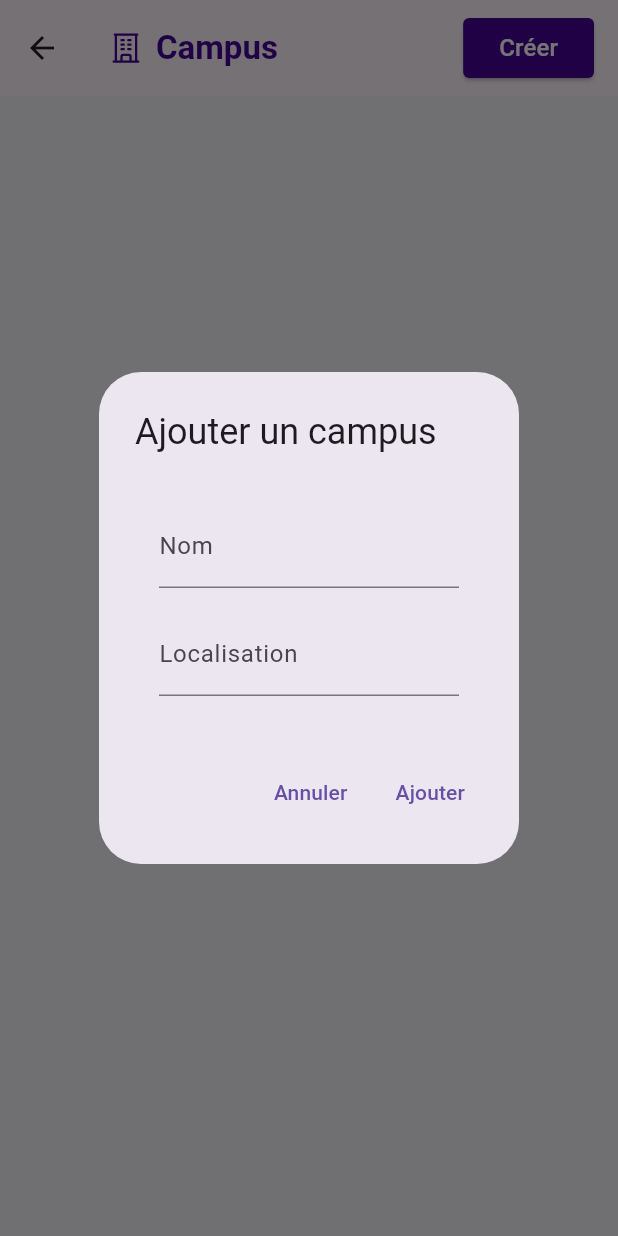
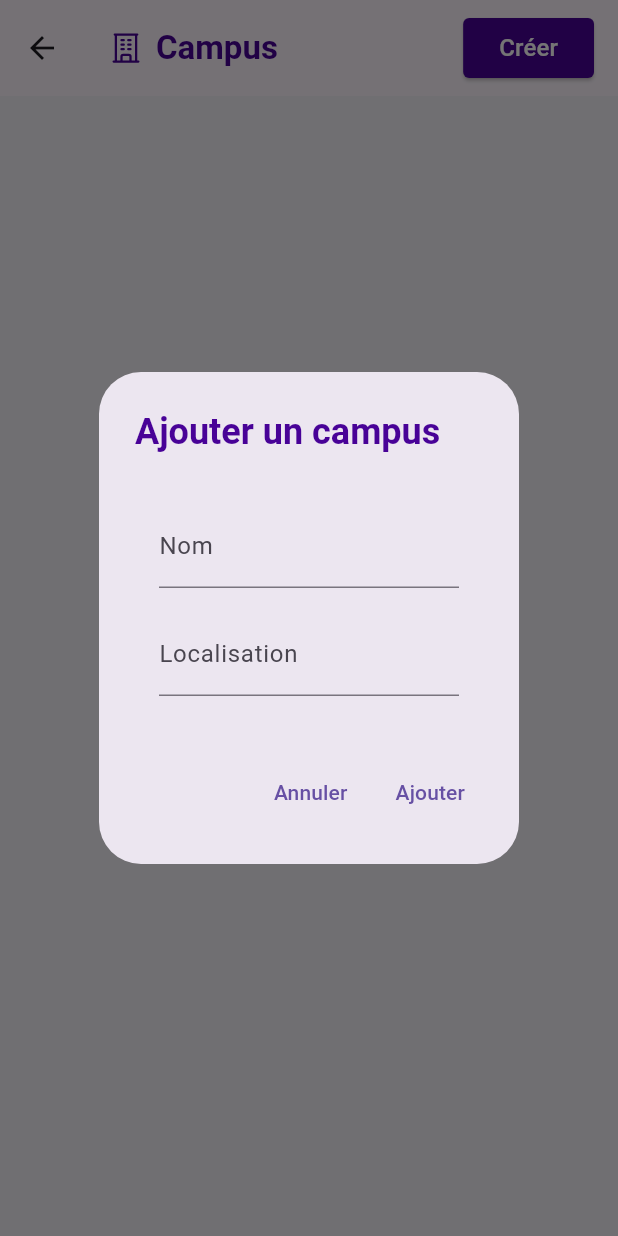
Before and after one commit to esgi-challenge/web, a Flutter app: the CampusScreen screen opened directly, after a tap on "Créer", on a phone screen of 412 x 824 dp. Run offline on Flutter 3.47's test engine with Material 3 defaults, Android fonts, the phone set to English and light mode, and no system bars; drawn by our look-alikes of toastification; our stand-ins replace dio, file_picker, flutter_bloc, flutter_dotenv, go_router, google_maps_flutter and 4 more; missing offline and left inert: dart:html; accounts and stored records are empty; network calls fail.

Commit message:
wip set width on AlertDialogs

```diff
--- a/lib/campus/campus_screen.dart
+++ b/lib/campus/campus_screen.dart
@@ -126,8 +126,17 @@ class _CampusScreenState extends State<CampusScreen> {
                   return StatefulBuilder(
                     builder: (context, setState) {
                       return AlertDialog(
-                        title: const Text('Ajouter un campus'),
-                        content: Form(
+                        title: const Text(
+                          'Ajouter un campus',
+                          style: TextStyle(
+                            color: Color.fromRGBO(72, 2, 151, 1),
+                            fontWeight: FontWeight.bold,
+                          ),
+                        ),
+                        content: SingleChildScrollView(
+                          child: SizedBox(
+                            width: MediaQuery.of(context).size.width * 0.4,
+                            child: Form(
                               key: _createFormKey,
                               child: Padding(
                                 padding: const EdgeInsets.all(16.0),
@@ -200,6 +209,8 @@ class _CampusScreenState extends State<CampusScreen> {
                                 ),
                               ),
                             ),
+                          ),
+                        ),
                         actions: [
                           TextButton(
                             child: const Text('Annuler'),
@@ -250,7 +261,13 @@ class _CampusScreenState extends State<CampusScreen> {
             child: Builder(
               builder: (context) {
                 return AlertDialog(
-                  title: const Text('Détails du campus'),
+                  title: const Text(
+                    'Détails du campus',
+                    style: TextStyle(
+                      color: Color.fromRGBO(72, 2, 151, 1),
+                      fontWeight: FontWeight.bold,
+                    ),
+                  ),
                   content: SingleChildScrollView(
                     child: Form(
                       key: _updateFormKey,
```
Also changed, not shown: lib/class/class_screen.dart (+26 -4 lines), lib/path/path_screen.dart (+26 -4 lines), lib/schedule/schedule_screen.dart (+7 -1 lines), lib/student/student_screen.dart (+25 -36 lines). Lines whose indentation alone changed are shown as unchanged.
